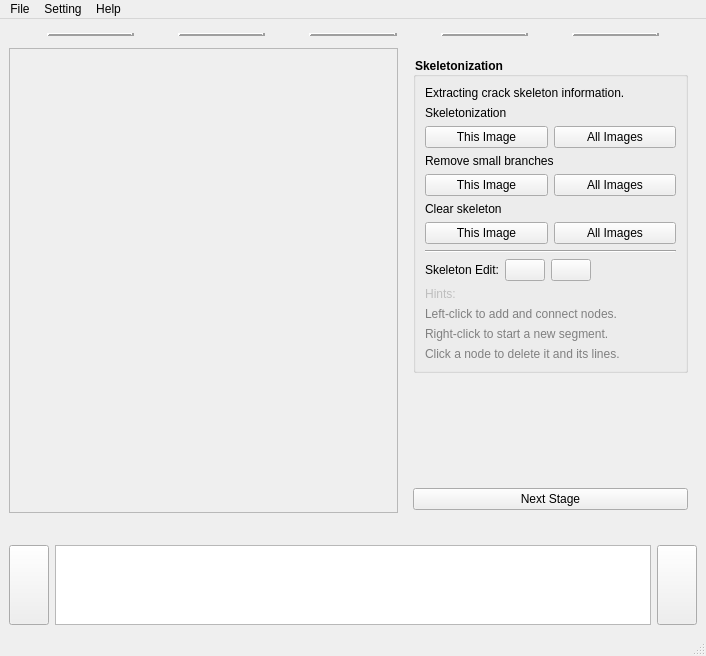
The window that src/resources/ui/main.ui (TUD-IMB/Crackpot) describes before a commit, drawn with Qt 5.
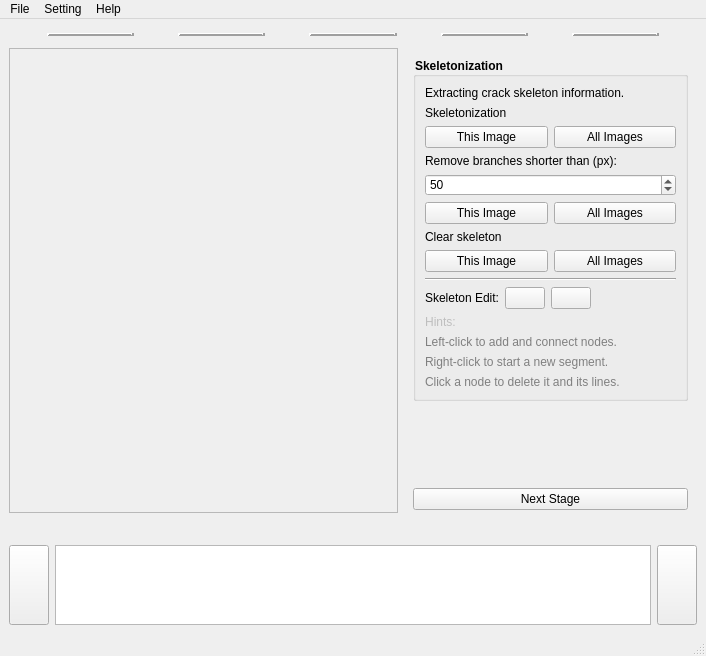
The same window after the commit. The open tabs and pages were chosen to show the change. Icons and pictures are not drawn.

Commit message: Make the small branch removal length configurable

The edit to the form file:
```diff
--- a/src/resources/ui/main.ui
+++ b/src/resources/ui/main.ui
@@ -1260,7 +1260,26 @@
                    <item>
                     <widget class="QLabel" name="cleanBranchLabel">
                      <property name="text">
-                      <string>Remove small branches</string>
+                      <string>Remove branches shorter than (px):</string>
+                     </property>
+                     <property name="wordWrap">
+                      <bool>true</bool>
+                     </property>
+                    </widget>
+                   </item>
+                   <item>
+                    <widget class="QSpinBox" name="branchLengthSpinBox">
+                     <property name="toolTip">
+                      <string>Branches shorter than this length are removed from the skeleton.</string>
+                     </property>
+                     <property name="minimum">
+                      <number>1</number>
+                     </property>
+                     <property name="maximum">
+                      <number>9999</number>
+                     </property>
+                     <property name="value">
+                      <number>50</number>
                      </property>
                     </widget>
                    </item>
```
The commit also changes 3 other files.
